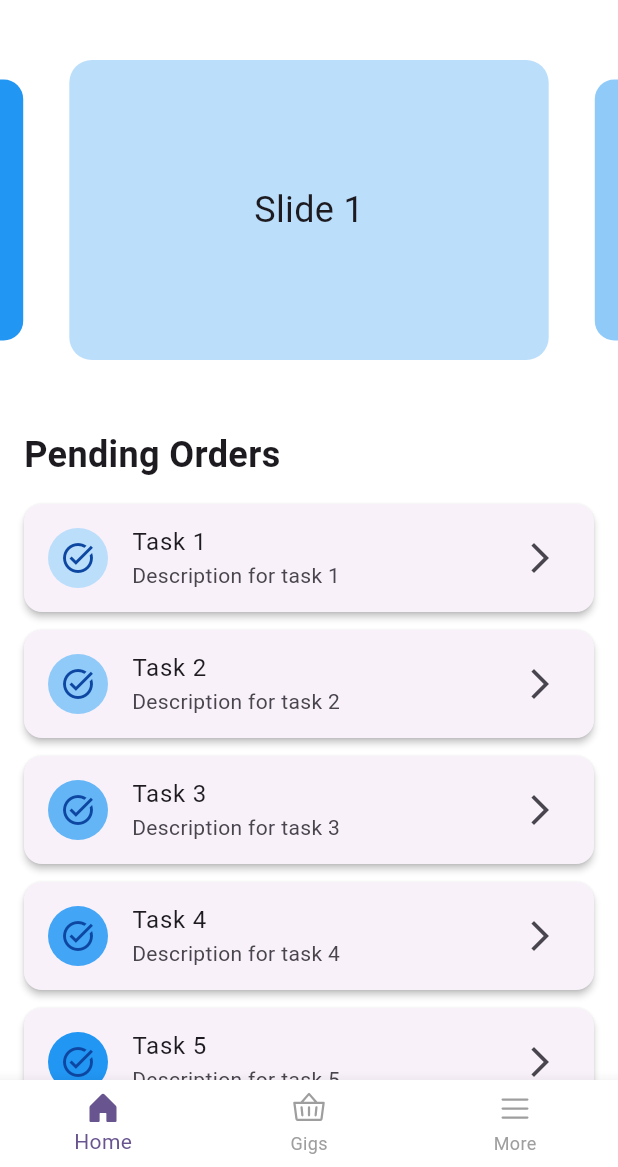
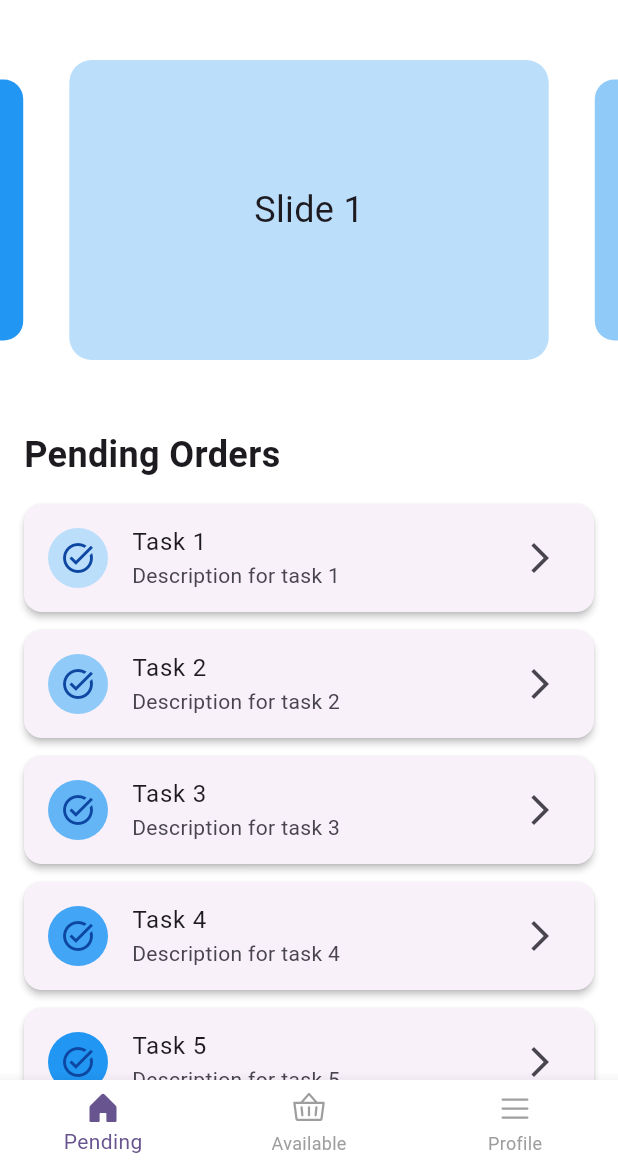
Before and after one commit to heysagnik/delivery, a Flutter app: the AppScreen screen opened by its route, on a phone screen of 412 x 824 dp, the part 69-1236 px from its top. Run offline on Flutter 3.47's test engine with Material 3 defaults, Android fonts, the phone set to English and light mode, and no system bars; drawn by our look-alikes of carousel_slider, flutter_advanced_switch; our stand-ins replace flutter_secure_storage, phosphor_flutter, pinput, shared_preferences; accounts and stored records are empty.

Commit message:
updated screen

```diff
--- a/lib/app.dart
+++ b/lib/app.dart
@@ -1,4 +1,4 @@
-import 'package:delivery/profile.dart';
+import 'package:delivery/screens/profile.dart';
 import 'package:delivery/screens/gigs.dart';
 import 'package:delivery/screens/home.dart';
 import 'package:flutter_advanced_switch/flutter_advanced_switch.dart';
@@ -18,7 +18,6 @@ class _AppScreenState extends State<AppScreen> {
 
   // Separated tab pages for scalability
   final List<Widget> _pages = <Widget>[
-    // Center(child: Text('Tab 1 Content')),
     HomePage(),
     GigsPage(),
     ProfilePage(),
@@ -95,19 +94,19 @@ class _AppScreenState extends State<AppScreen> {
             icon: Icon(_selectedIndex == 0
                 ? PhosphorIconsFill.house
                 : PhosphorIconsRegular.house),
-            label: 'Home',
+            label: 'Pending',
           ),
           BottomNavigationBarItem(
             icon: Icon(_selectedIndex == 1
                 ? PhosphorIconsFill.basket
                 : PhosphorIconsRegular.basket),
-            label: 'Gigs',
+            label: 'Available',
           ),
           BottomNavigationBarItem(
             icon: Icon(_selectedIndex == 2
                 ? PhosphorIconsBold.list
                 : PhosphorIconsRegular.list),
-            label: 'More',
+            label: 'Profile',
           ),
         ],
       ),
```
Also changed, not shown: lib/screens/profile.dart (renamed from lib/profile.dart).
